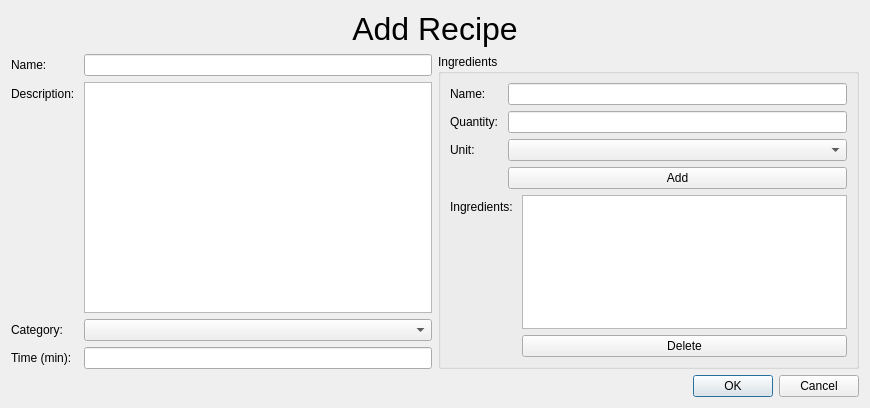
Above: ThomChefApp/addrecipe.ui from computoms/ThomChef before the change. Below: the same form after it.
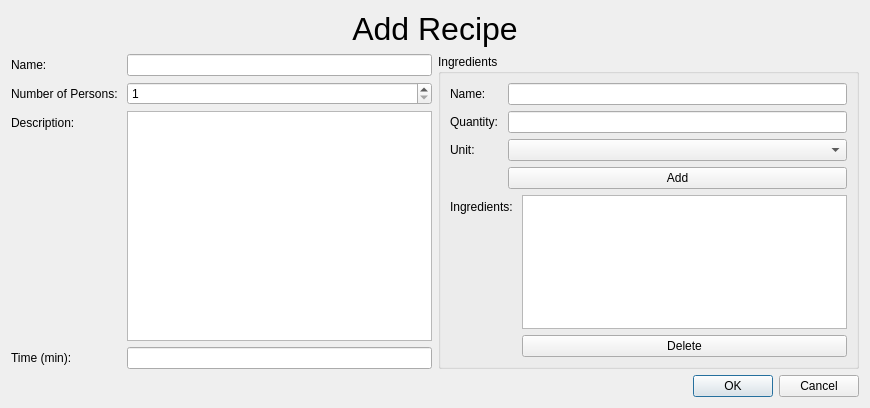
That is the form after the change.

Commit message: Removes the recipe category and adds the number of persons per recipe

What changed in the file:
```diff
--- a/ThomChefApp/addrecipe.ui
+++ b/ThomChefApp/addrecipe.ui
@@ -27,13 +27,30 @@
       <widget class="QLineEdit" name="edit_name"/>
      </item>
      <item row="1" column="0">
+      <widget class="QLabel" name="label_numberOfPersons">
+       <property name="text">
+        <string>Number of Persons: </string>
+       </property>
+      </widget>
+     </item>
+     <item row="1" column="1">
+      <widget class="QSpinBox" name="edit_numberOfPersons">
+       <property name="minimum">
+        <number>1</number>
+       </property>
+       <property name="maximum">
+        <number>40</number>
+       </property>
+      </widget>
+     </item>
+     <item row="2" column="0">
       <widget class="QLabel" name="label_2">
        <property name="text">
         <string>Description: </string>
        </property>
       </widget>
      </item>
-     <item row="1" column="1">
+     <item row="2" column="1">
       <widget class="QPlainTextEdit" name="edit_description">
        <property name="maximumSize">
         <size>
@@ -43,16 +60,6 @@
        </property>
       </widget>
      </item>
-     <item row="2" column="0">
-      <widget class="QLabel" name="label_3">
-       <property name="text">
-        <string>Category: </string>
-       </property>
-      </widget>
-     </item>
-     <item row="2" column="1">
-      <widget class="QComboBox" name="choose_category"/>
-     </item>
      <item row="3" column="0">
       <widget class="QLabel" name="label_4">
        <property name="text">
```
The commit also changes 15 other files.
